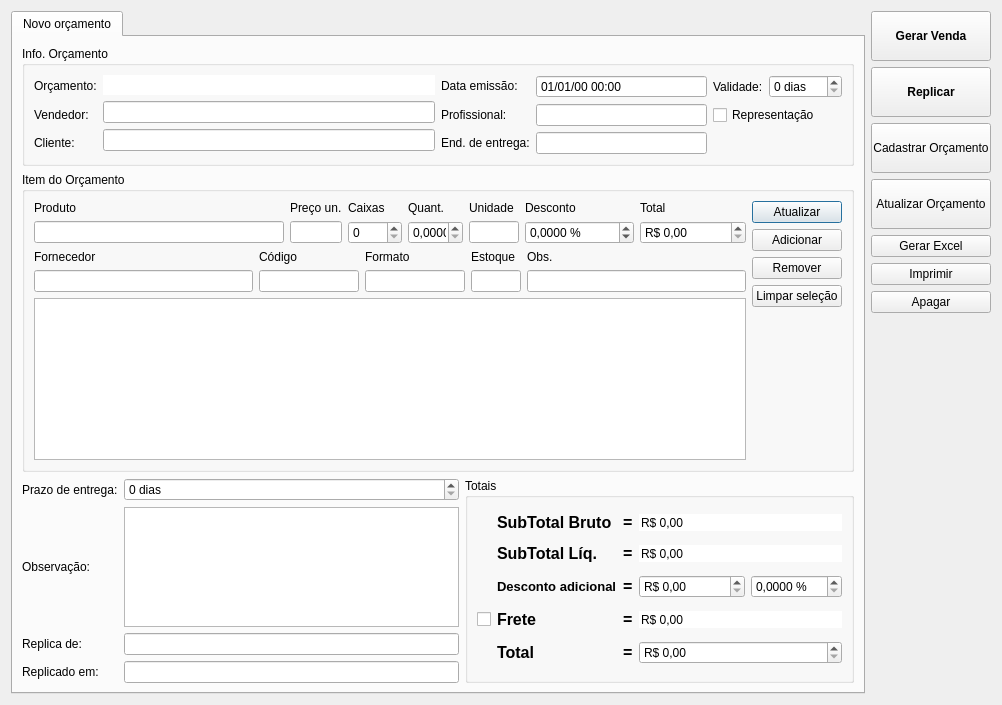
The window that ui/orcamento.ui (lellisls/ERP-STACCATO) describes before a commit, drawn with Qt 5.
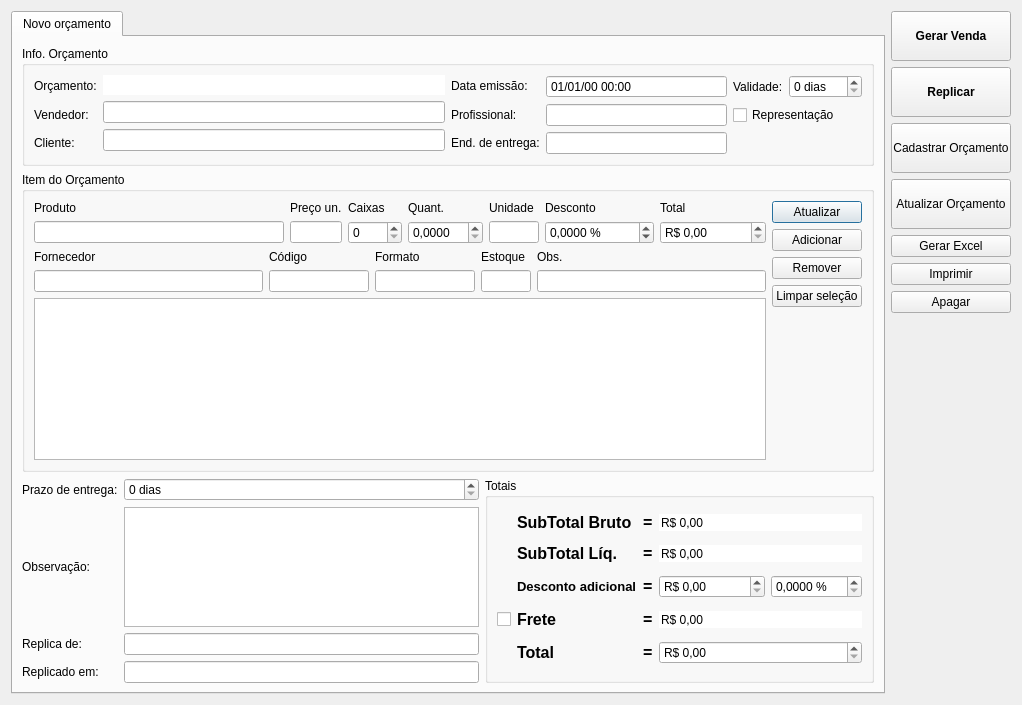
The same window after the commit. Custom widgets are drawn as their Qt base class.

Commit message: Aumentado tamanho da caixa de quantidade

Diff of the .ui file:
```diff
--- a/ui/orcamento.ui
+++ b/ui/orcamento.ui
@@ -9,7 +9,7 @@
    <rect>
     <x>0</x>
     <y>0</y>
-    <width>984</width>
+    <width>996</width>
     <height>705</height>
    </rect>
   </property>
@@ -563,7 +563,7 @@
                <widget class="QDoubleSpinBox" name="doubleSpinBoxQte">
                 <property name="maximumSize">
                  <size>
-                  <width>55</width>
+                  <width>75</width>
                   <height>16777215</height>
                  </size>
                 </property>
```
